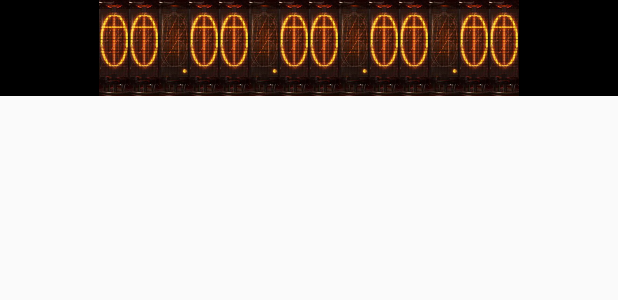
After one commit to The---onE/WePlan, an Android app: the layout content_clock.xml on its own in the app's theme, with its tools: preview values and no code run, on a phone screen of 412 x 824 dp. The commit adds this screen. Shown: the top 300 px of the screen. Run offline under Robolectric (Android 15) with nearby library versions, the phone set to English and light mode, and no system bars.

Commit message:
Add Tabs in MainActivity to prepare More Functions

```diff
--- /dev/null
+++ b/app/src/main/res/layout/content_clock.xml
@@ -0,0 +1,92 @@
+<?xml version="1.0" encoding="utf-8"?>
+<LinearLayout xmlns:android="http://schemas.android.com/apk/res/android"
+    android:layout_width="match_parent"
+    android:layout_height="wrap_content"
+    android:background="#000000"
+    android:gravity="center">
+
+    <ImageView
+        android:id="@+id/mon1"
+        android:layout_width="20dp"
+        android:layout_height="64dp"
+        android:src="@drawable/_0" />
+
+    <ImageView
+        android:id="@+id/mon2"
+        android:layout_width="20dp"
+        android:layout_height="64dp"
+        android:src="@drawable/_0" />
+
+    <ImageView
+        android:id="@+id/dot1"
+        android:layout_width="20dp"
+        android:layout_height="64dp"
+        android:src="@drawable/dot" />
+
+    <ImageView
+        android:id="@+id/day1"
+        android:layout_width="20dp"
+        android:layout_height="64dp"
+        android:src="@drawable/_0" />
+
+    <ImageView
+        android:id="@+id/day2"
+        android:layout_width="20dp"
+        android:layout_height="64dp"
+        android:src="@drawable/_0" />
+
+    <ImageView
+        android:id="@+id/dot2"
+        android:layout_width="20dp"
+        android:layout_height="64dp"
+        android:src="@drawable/dot" />
+
+    <ImageView
+        android:id="@+id/hour1"
+        android:layout_width="20dp"
+        android:layout_height="64dp"
+        android:src="@drawable/_0" />
+
+    <ImageView
+        android:id="@+id/hour2"
+        android:layout_width="20dp"
+        android:layout_height="64dp"
+        android:src="@drawable/_0" />
+
+    <ImageView
+        android:id="@+id/dot3"
+        android:layout_width="20dp"
+        android:layout_height="64dp"
+        android:src="@drawable/dot" />
+
+    <ImageView
+        android:id="@+id/min1"
+        android:layout_width="20dp"
+        android:layout_height="64dp"
+        android:src="@drawable/_0" />
+
+    <ImageView
+        android:id="@+id/min2"
+        android:layout_width="20dp"
+        android:layout_height="64dp"
+        android:src="@drawable/_0" />
+
+    <ImageView
+        android:id="@+id/dot4"
+        android:layout_width="20dp"
+        android:layout_height="64dp"
+        android:src="@drawable/dot" />
+
+    <ImageView
+        android:id="@+id/sec1"
+        android:layout_width="20dp"
+        android:layout_height="64dp"
+        android:src="@drawable/_0" />
+
+    <ImageView
+        android:id="@+id/sec2"
+        android:layout_width="20dp"
+        android:layout_height="64dp"
+        android:src="@drawable/_0" />
+
+</LinearLayout>
```
Also changed, not shown: app/src/main/java/com/xmx/weplan/MainActivity.java (+11 -1 lines), app/src/main/res/layout/content_circle.xml (added, +8 -0 lines), app/src/main/res/layout/content_main.xml (+24 -93 lines), app/src/main/res/layout/content_me.xml (added, +8 -0 lines), app/src/main/res/layout/content_plan.xml (added, +19 -0 lines).
